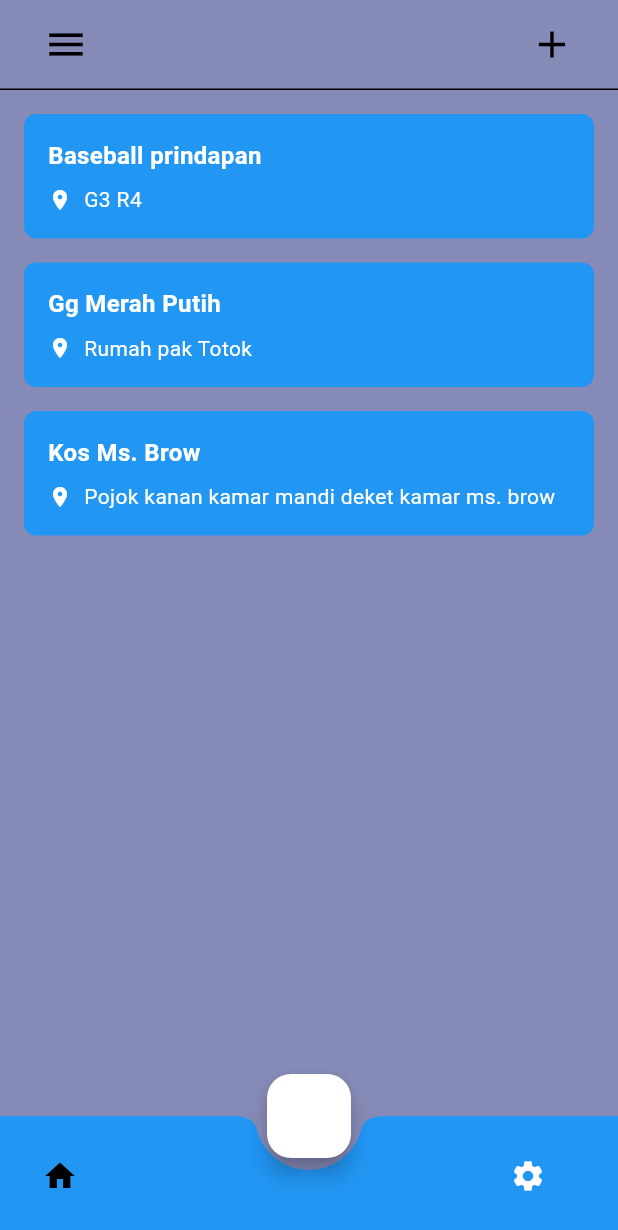
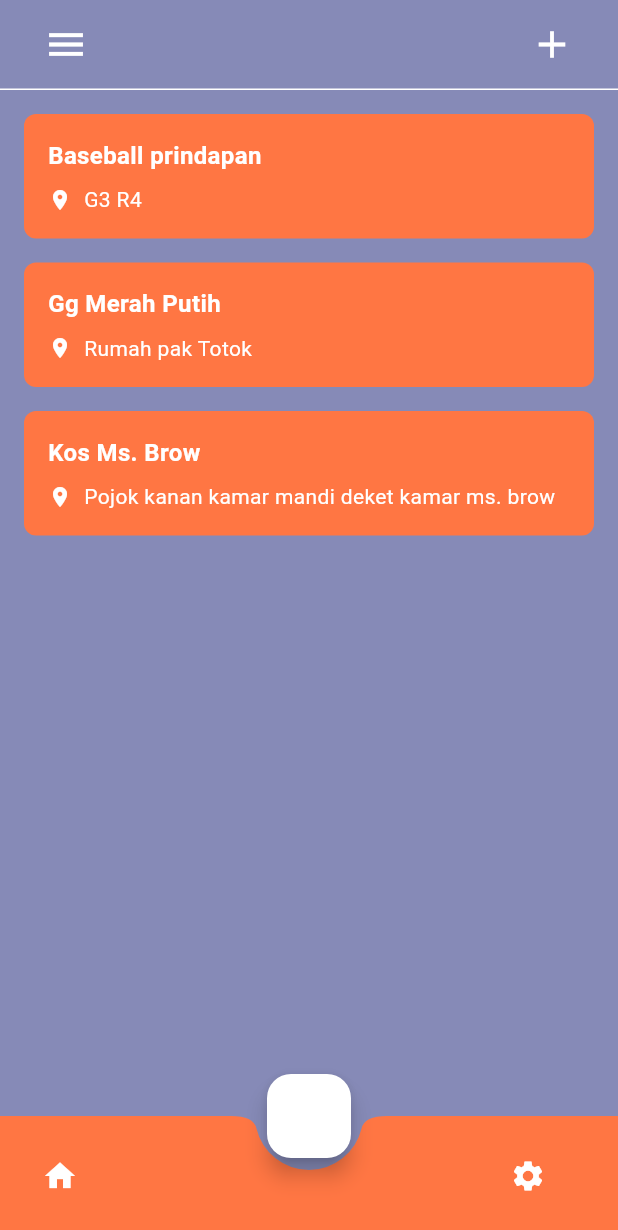
Before and after one commit to Eynoor/ourtools, a Flutter app: the Homecomponent screen opened directly, on a phone screen of 412 x 824 dp. Shown: the top 1230 px of the screen. Run offline on Flutter 3.47's test engine with Material 3 defaults, Android fonts, the phone set to English and light mode, and no system bars; our stand-ins replace camera, flutter_svg, google_fonts, simple_shadow; Roboto replaces fonts that are missing (Muli).

Commit message:
"sudah diupdate"

```diff
--- a/lib/components/home/homeComponent.dart
+++ b/lib/components/home/homeComponent.dart
@@ -43,7 +43,6 @@ class _HomecomponentState extends State<Homecomponent> {
                 leading: Icon(Icons.create),
                 title: Text('Create Room'),
                 onTap: () {
-
                   showDialog(
                     context: context,
                     builder: (BuildContext context) {
@@ -71,12 +70,12 @@ class _HomecomponentState extends State<Homecomponent> {
             // Header Drawer
             DrawerHeader(
               decoration: BoxDecoration(
-                color: Colors.blue,
+                color: Color(0xFFFF7643),
               ),
               child: Text(
                 'Sidebar Header',
                 style: TextStyle(
-                  color: Colors.black,
+                  color: const Color.fromARGB(255, 0, 0, 0),
                   fontSize: 24,
                 ),
               ),
@@ -109,7 +108,9 @@ class _HomecomponentState extends State<Homecomponent> {
               height: 60,
               decoration: BoxDecoration(
                 border: Border(
-                  bottom: BorderSide(color: Colors.black, width: 1),
+                  bottom: BorderSide(
+                      color: const Color.fromARGB(255, 255, 255, 255),
+                      width: 1),
                 ),
               ),
               child: Row(
@@ -121,7 +122,7 @@ class _HomecomponentState extends State<Homecomponent> {
                     child: IconButton(
                       icon: const Icon(Icons.menu),
                       iconSize: 30,
-                      color: Colors.black,
+                      color: const Color.fromARGB(255, 255, 255, 255),
                       onPressed: () {
                         // Buka drawer saat tombol menu ditekan
                         _scaffoldKey.currentState?.openDrawer();
@@ -134,7 +135,7 @@ class _HomecomponentState extends State<Homecomponent> {
                     child: IconButton(
                       icon: const Icon(Icons.add),
                       iconSize: 30,
-                      color: Colors.black,
+                      color: const Color.fromARGB(255, 255, 255, 255),
                       onPressed: () {
                         // Tampilkan modal bottom sheet saat tombol plus ditekan
                         _showOptionsModal(context);
@@ -180,7 +181,7 @@ class _HomecomponentState extends State<Homecomponent> {
         ),
       ),
       bottomNavigationBar: BottomAppBar(
-        color: Colors.blue,
+        color: Color(0xFFFF7643),
         shape: const CircularNotchedRectangle(),
         notchMargin: 8.0,
         child: Row(
@@ -189,7 +190,7 @@ class _HomecomponentState extends State<Homecomponent> {
             IconButton(
               onPressed: () {},
               icon: const Icon(Icons.home),
-              color: Colors.black,
+              color: const Color.fromARGB(255, 255, 255, 255),
             ),
             Padding(
               padding: const EdgeInsets.only(right: 20.0),
@@ -206,6 +207,7 @@ class _HomecomponentState extends State<Homecomponent> {
       ),
       floatingActionButton: FloatingActionButton(
         backgroundColor: Colors.white,
+        // child: Icon(Icons.add, color: Colors.black),
         onPressed: () {},
       ),
       floatingActionButtonLocation: FloatingActionButtonLocation.centerDocked,
@@ -218,7 +220,7 @@ Widget _buildCard(
   return Container(
     padding: EdgeInsets.all(16),
     decoration: BoxDecoration(
-      color: Colors.blue,
+      color: Color(0xFFFF7643),
       borderRadius: BorderRadius.circular(8),
     ),
     child: Column(
@@ -293,14 +295,14 @@ class CreateRoomDialog extends StatelessWidget {
             // Tombol untuk Membuat Room
             ElevatedButton(
               onPressed: () {
-                  Navigator.pushNamed(context, Borrowscreens.routeName);
+                Navigator.pushNamed(context, Borrowscreens.routeName);
                 // Logika untuk membuat room
                 print('Room Name: ${roomNameController.text}');
                 print('Location: ${locationController.text}');
                 // Navigator.pop(context); // Menutup dialog
               },
               style: ElevatedButton.styleFrom(
-                backgroundColor: Colors.blue,
+                backgroundColor: Color(0xFFFF7643),
                 padding: EdgeInsets.symmetric(horizontal: 20, vertical: 10),
               ),
               child: Text(
@@ -354,7 +356,7 @@ class EnterRoomDialog extends StatelessWidget {
                 //Navigator.pop(context); // Menutup dialog
               },
               style: ElevatedButton.styleFrom(
-                backgroundColor: Colors.blue,
+                backgroundColor: Color(0xFFFF7643),
                 padding: EdgeInsets.symmetric(horizontal: 30, vertical: 10),
               ),
               child: Text(
--- a/lib/components/opening/OpeningComponent.dart
+++ b/lib/components/opening/OpeningComponent.dart
@@ -27,7 +27,7 @@ class _OpeningComponentState extends State<Openingcomponent> {
                 SizedBox(height: SizeConfig.screenHeight * 0.04),
                 SimpleShadow(
                   opacity: 0.5,
-                  color: kSecondaryColor,
+                  color: Color(0xFFFF7643),
                   offset: Offset(5, 5),
                   sigma: 2,
                   child: Image.asset(
```
Also changed, not shown: lib/components/Borrow/borrowUserComponent.dart (+8 -8 lines), lib/components/MemberList/memberListUserComponent.dart (+4 -3 lines), lib/components/login/LoginComponent.dart (+4 -5 lines), lib/components/login/LoginForm.dart (+7 -17 lines).
